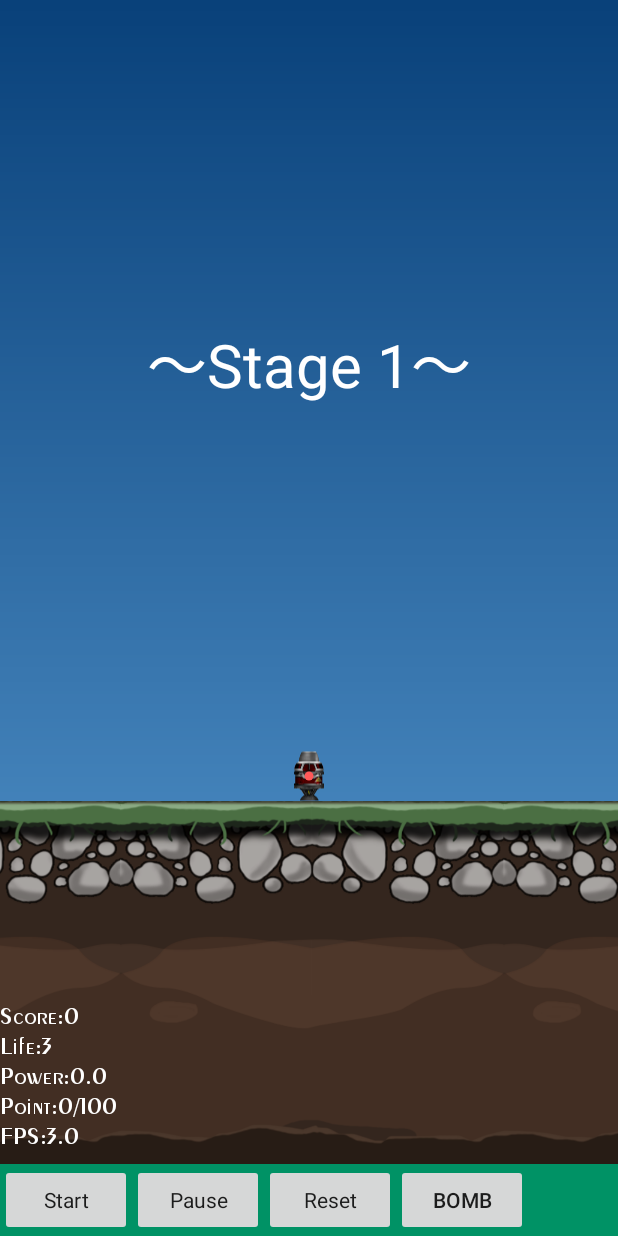
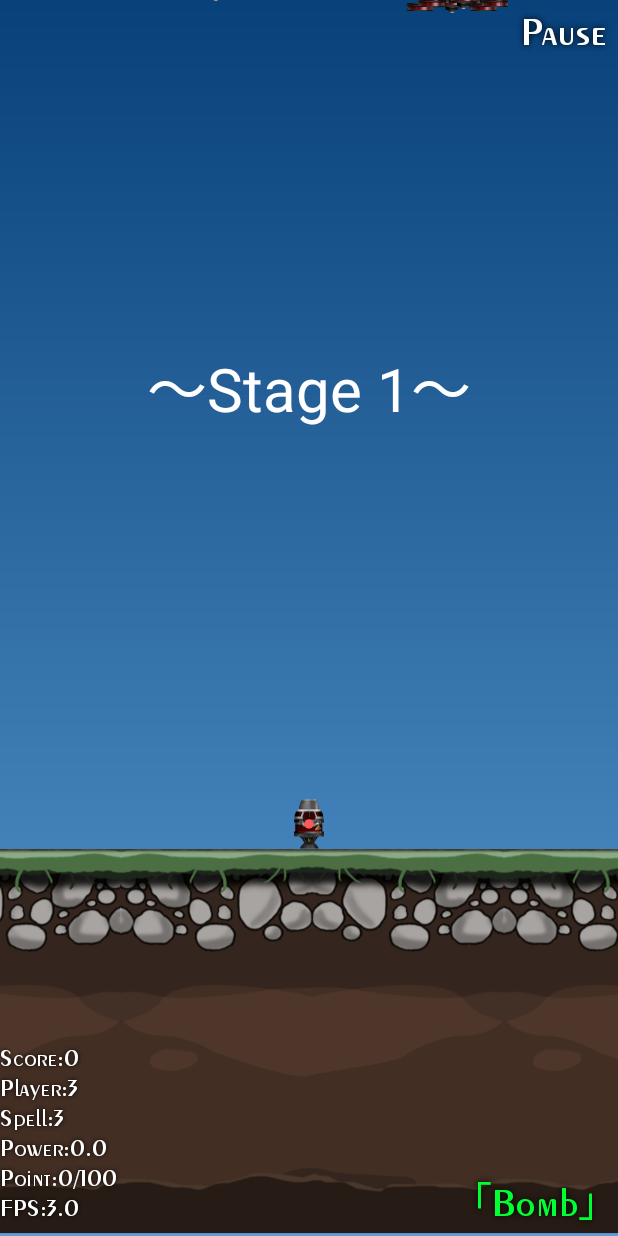
Before and after one commit to WillowKoishi/WillowDanmaku01, an Android app: the screen it shows after launch (MainActivity), on a phone screen of 412 x 824 dp. Run offline under Robolectric (Android 15) with nearby library versions, the phone set to English and light mode, and no system bars; 2 statements that could not run were skipped.

Commit message:
增加UI

```diff
--- a/app/src/main/java/willow/danmaku01/danmaku.java
+++ b/app/src/main/java/willow/danmaku01/danmaku.java
@@ -14,10 +14,10 @@ import willow.danmaku01.danmaku.*;
 import android.graphics.drawable.shapes.*;
 
 public class danmaku extends View
-{private Paint paint,pauseText,pauseText2,textPaint,sOBPaint;
+{private Paint paint,pauseText,pauseText2,textPaint,sOBPaint,bombText,pauseButtonText;
 	public float selfX,selfY,unit,power=0;
 	public long game=0,frame2,no_enemy_time,frame3,score,bombTimeFrame;
-	public int game_life=3,sound,point,allPoint,stage=1;
+	public int game_life=3,sound,point,allPoint,stage=1,bombLimit,defaultbomb=3;
 	public Path earth_sky;
 	boolean b1=true,b2=true,b3=true,b4=true;
 	String[] stageName={"","簡星表面","卡門線邊縁","",""};
@@ -29,7 +29,7 @@ public class danmaku extends View
 	public List<BombDanmaku> bomb_list=new ArrayList<BombDanmaku>();
 	public List<ShotOrBoom> sOB=new ArrayList<ShotOrBoom>();
 	public float touchX,touchY,move,pectime,secs,fps;
-	public Bitmap mmp,shot,bg_grass,sky,enemy1,lmp,jmp,dian,pOwer,bomb,shot1,emp,finalB,bombshot,fire;
+	public Bitmap mmp,shot,bg_grass,sky,enemy1,enemy2,lmp,jmp,dian,pOwer,bomb,shot1,emp,finalB,bombshot,fire;
 	public float frame=1,bg_garss_m;
 	public static final int isSTART=0,isPAUSE=1,isDEAD=2,isTALK=3,DRAWABLE_CANVAS=0,DRAWABLE_BITMAP=1;
 	public int GAME_SITU;
@@ -37,6 +37,8 @@ public class danmaku extends View
 	public Context mContext;
 	public Matrix m;
 	public Bitmap[] exploPng;
+	int i=0;
+	float onTouchX,onTouchY,x,y;
 	//private MediaPlayer sound_explo;
 	private SoundPool soundPool;
 	public void init(Context context)//初始化游戏资源
@@ -61,19 +63,21 @@ public class danmaku extends View
 		Bitmap cmp=((BitmapDrawable)getResources().getDrawable(R.drawable.bomb)).getBitmap();
 		bombshot = Bitmap.createScaledBitmap(cmp, cmp.getWidth() / 4, cmp.getHeight() / 4, true);
 		Bitmap bmp=((BitmapDrawable)getResources().getDrawable(R.drawable.fire)).getBitmap();
-		fire=Bitmap.createScaledBitmap(bmp, bmp.getWidth() / 5, bmp.getHeight() / 5, true);
+		fire = Bitmap.createScaledBitmap(bmp, bmp.getWidth() / 5, bmp.getHeight() / 5, true);
+		Bitmap zmp=((BitmapDrawable)getResources().getDrawable(R.drawable.enemy2)).getBitmap();
+		enemy2 = Bitmap.createScaledBitmap(zmp, zmp.getWidth() / 7, zmp.getHeight() / 7, true);
 		//加载游戏音效
-		exploPng=new Bitmap[10];
-		exploPng[0]=((BitmapDrawable)getResources().getDrawable(R.drawable.explo0)).getBitmap();
-		exploPng[1]=((BitmapDrawable)getResources().getDrawable(R.drawable.explo1)).getBitmap();
-		exploPng[2]=((BitmapDrawable)getResources().getDrawable(R.drawable.explo2)).getBitmap();
-		exploPng[3]=((BitmapDrawable)getResources().getDrawable(R.drawable.explo3)).getBitmap();
-		exploPng[4]=((BitmapDrawable)getResources().getDrawable(R.drawable.explo4)).getBitmap();
-		exploPng[5]=((BitmapDrawable)getResources().getDrawable(R.drawable.explo5)).getBitmap();
-		exploPng[6]=((BitmapDrawable)getResources().getDrawable(R.drawable.explo6)).getBitmap();
-		exploPng[7]=((BitmapDrawable)getResources().getDrawable(R.drawable.explo7)).getBitmap();
-		exploPng[8]=((BitmapDrawable)getResources().getDrawable(R.drawable.explo8)).getBitmap();
-		exploPng[9]=((BitmapDrawable)getResources().getDrawable(R.drawable.explo9)).getBitmap();
+		exploPng = new Bitmap[10];
+		exploPng[0] = ((BitmapDrawable)getResources().getDrawable(R.drawable.explo0)).getBitmap();
+		exploPng[1] = ((BitmapDrawable)getResources().getDrawable(R.drawable.explo1)).getBitmap();
+		exploPng[2] = ((BitmapDrawable)getResources().getDrawable(R.drawable.explo2)).getBitmap();
+		exploPng[3] = ((BitmapDrawable)getResources().getDrawable(R.drawable.explo3)).getBitmap();
+		exploPng[4] = ((BitmapDrawable)getResources().getDrawable(R.drawable.explo4)).getBitmap();
+		exploPng[5] = ((BitmapDrawable)getResources().getDrawable(R.drawable.explo5)).getBitmap();
+		exploPng[6] = ((BitmapDrawable)getResources().getDrawable(R.drawable.explo6)).getBitmap();
+		exploPng[7] = ((BitmapDrawable)getResources().getDrawable(R.drawable.explo7)).getBitmap();
+		exploPng[8] = ((BitmapDrawable)getResources().getDrawable(R.drawable.explo8)).getBitmap();
+		exploPng[9] = ((BitmapDrawable)getResources().getDrawable(R.drawable.explo9)).getBitmap();
 		soundPool = new SoundPool(200, AudioManager.STREAM_MUSIC, 5);
 		soundPool.load(context, R.raw.explo, 3);
 		soundPool.load(context, R.raw.pdel, 2);
@@ -81,7 +85,7 @@ public class danmaku extends View
 		soundPool.load(context, R.raw.item, 4);
 		soundPool.load(context, R.raw.tip, 7);
 		soundPool.load(context, R.raw.bom, 6);
-		soundPool.load(context,R.raw.change,2);
+		soundPool.load(context, R.raw.change, 2);
 		pauseText = new Paint();
 		pauseText.setAntiAlias(useAntiAlias);
 		pauseText.setColor(Color.argb(200, 255, 255, 255));
@@ -93,6 +97,7 @@ public class danmaku extends View
 		pauseText2.setColor(Color.WHITE);
 		pauseText2.setTextSize(25);
 		pauseText2.setTypeface(Typeface.createFromAsset(context.getAssets(), "font/exoi.ttf"));
+		pauseText2.setShadowLayer(3,0,0,0xff000000);
 		textPaint = new Paint();
 		textPaint.setAntiAlias(useAntiAlias);
 		textPaint.setTypeface(Typeface.createFromAsset(context.getAssets(), "font/ttc.ttc"));
@@ -102,9 +107,23 @@ public class danmaku extends View
 		paint = new Paint();
 		paint.setAntiAlias(useAntiAlias);
 		paint.setColor(Color.argb(255, 255, 88, 88));
-		sOBPaint=new Paint();
+		sOBPaint = new Paint();
 		sOBPaint.setAntiAlias(useAntiAlias);
 		sOBPaint.setColor(0xffffaa33);
+		bombText=new Paint();
+		bombText.setAntiAlias(useAntiAlias);
+		bombText.setTypeface(Typeface.createFromAsset(context.getAssets(), "font/exoi.ttf"));
+		bombText.setTextAlign(Paint.Align.RIGHT);
+		bombText.setTextSize(40);
+		bombText.setShadowLayer(5,0,0,0xff000000);
+		bombLimit=defaultbomb;
+		pauseButtonText=new Paint();
+		pauseButtonText.setTypeface(Typeface.createFromAsset(context.getAssets(),"font/exoi.ttf"));
+		pauseButtonText.setTextSize(40);
+		pauseButtonText.setColor(Color.WHITE);
+		pauseButtonText.setShadowLayer(5,0,0,0xff000000);
+		pauseButtonText.setAntiAlias(useAntiAlias);
+		pauseButtonText.setTextAlign(Paint.Align.RIGHT);
 	}
 	@Override
 	protected void onDraw(Canvas canvas)
@@ -121,11 +140,7 @@ public class danmaku extends View
 		{
 			pauseGame(canvas);}
 		drawText(canvas);
-		canvas.drawText("FPS:" + secs, 0, getHeight() - 20f, pauseText2);
-		canvas.drawText("Life:" + game_life, 0, getHeight() - 110f, pauseText2);
-		canvas.drawText("Power:" + ((int)(power * 100)) / 100f, 0, getHeight() - 80f, pauseText2);
-		canvas.drawText("Score:" + score, 0, getHeight() - 140f, pauseText2);
-		canvas.drawText("Point:" + allPoint + "/100", 0, getHeight() - 50f, pauseText2);
+		drawDialog(canvas);
 		invalidate();
 		super.onDraw(canvas);
 
@@ -156,7 +171,7 @@ public class danmaku extends View
 		{unit = getHeight() / 100f;
 			selfX = getWidth() / 2f;
 			selfY = getHeight() / 3f * 2f;
-			showText("〜Stage "+stage+"〜", 1);
+			showText("〜Stage " + stage + "〜", 1);
 			game = +1;
 			sky = Bitmap.createScaledBitmap(jmp, getWidth(), getHeight(), true);
 			bg_garss_m = selfY + mmp.getHeight() / 2f;
@@ -185,7 +200,7 @@ public class danmaku extends View
 		frame3 = frame3 + 1;
 		frame = frame + 1;
 		drawSky(canvas);
-		canvas.drawBitmap(fire,selfX-mmp.getWidth()/2f+2,selfY+mmp.getHeight()/2f,paint);
+		canvas.drawBitmap(fire, selfX - mmp.getWidth() / 2f + 2, selfY + mmp.getHeight() / 2f, paint);
 		if (!liftoff)
 		{
 			canvas.drawBitmap(bg_grass, getWidth() / 2 - bg_grass.getWidth() / 2, bg_garss_m + move, paint);
@@ -219,22 +234,26 @@ public class danmaku extends View
 			showText("Life Extra!!!", 2);
 			point = 0;
 		}
-		if(bombTime){
-			if(unBombTime){
+		if (bombTime)
+		{
+			if (unBombTime)
+			{
 				addBomb();
-				bombTimeFrame=0;
+				bombTimeFrame = 0;
 				soundPool.play(7, 1, 1, 0, 0, 1);
-				unBombTime=false;
+				unBombTime = false;
 			}
 			bombTimeFrame++;
-			if(bombTimeFrame%30==0){
+			if (bombTimeFrame % 30 == 0)
+			{
 				addBomb();
 			}
-			setTop((int)(20*Math.random())-10);
-			setLeft((int)(20*Math.random())-10);
-			if(bombTimeFrame>150){
-				bombTime=false;
-				unBombTime=!bombTime;
+			setTop((int)(20 * Math.random()) - 10);
+			setLeft((int)(20 * Math.random()) - 10);
+			if (bombTimeFrame > 150)
+			{
+				bombTime = false;
+				unBombTime = !bombTime;
 				setTop(0);
 				setLeft(0);
 			}
@@ -260,7 +279,7 @@ public class danmaku extends View
 				if (b1)
 				{
 					soundPool.play(6, 1, 1, 0, 0, 1);
-					showText("Power Extra!!!", 2);
+					showText("Power UP!!", 2);
 					b1 = false;
 				}
 				shotDanmaku su=new shotDanmaku();
@@ -286,7 +305,7 @@ public class danmaku extends View
 				{
 					b4 = false;
 					soundPool.play(6, 1, 1, 0, 0, 1);
-					showText("Full Power Mode!!!", 3);
+					showText("Full Power Mode!!", 3);
 					power = 4.0f;
 				}
 			}
@@ -295,7 +314,7 @@ public class danmaku extends View
 				if (b3)
 				{
 					soundPool.play(6, 1, 1, 0, 0, 1);
-					showText("Power Extra!!!", 2);
+					showText("Power UP!!", 2);
 					b3 = false;
 				}
 			}
@@ -309,7 +328,7 @@ public class danmaku extends View
 				if (b2)
 				{
 					soundPool.play(6, 1, 1, 0, 0, 1);
-					showText("Power Extra!!!", 2);
+					showText("Power UP!!", 2);
 					b2 = false;
 				}
 			}
@@ -345,7 +364,7 @@ drawShotOrBoom(canvas);
 	/*------------------游戏暂停或死亡----------------------*/
 	private void pauseGame(Canvas canvas)
 	{ drawSky(canvas);
-		canvas.drawBitmap(fire,selfX-mmp.getWidth()/2f+2,selfY+mmp.getHeight()/2f,paint);
+		canvas.drawBitmap(fire, selfX - mmp.getWidth() / 2f + 2, selfY + mmp.getHeight() / 2f, paint);
 		if (!liftoff)
 		{
 			canvas.drawBitmap(bg_grass, getWidth() / 2 - bg_grass.getWidth() / 2, bg_garss_m + move, paint);
@@ -413,10 +432,12 @@ drawShotOrBoom(canvas);
 	{
 		float rotat=0;
 	}
-	public class EnemyDanmaku extends Sprite{
+	public class EnemyDanmaku extends Sprite
+	{
 		int Shape=DANMAKU_TYPE_CIRCLE;
 	}
-	public class ShotOrBoom extends Sprite{
+	public class ShotOrBoom extends Sprite
+	{
 		int Shape=DANMAKU_TYPE_CIRCLE;
 		boolean isForSelf=false;
 		float scale=2;
@@ -447,26 +468,30 @@ drawShotOrBoom(canvas);
 			Enemy me=enemy.get(i);
 			if (GAME_SITU == isSTART)
 			{
-				me.postY = me.postY + me.vy+me.ay*me.thereTime;
-				me.postX=me.postX+me.ax*me.thereTime;
+				me.postY = me.postY + me.vy + me.ay * me.thereTime;
+				me.postX = me.postX + me.ax * me.thereTime;
 			}
-			canvas.drawBitmap(me.tietu, me.postX - me.tietu.getWidth() / 2f, me.postY - me.tietu.getHeight() / 2f, paint);
+			m.reset();
+			m.postTranslate(me.postX - me.tietu.getWidth() / 2f, me.postY - me.tietu.getHeight() / 2f);
+			canvas.drawBitmap(me.tietu, m, paint);
 
 			if (me.isDEAD)
 			{
 				enemy.remove(i);
 			}
-			if(me.life<=0){
+			if (me.life <= 0)
+			{
 				addBonus(0, me.bonus, me.postX, me.postY);
 				score = score + 100;
 				soundExplo();
-				me.isDEAD=true;
-				addSOB(me.postX,me.postY,me.tietu.getWidth()/64f,DANMAKU_TYPE_BITMAP,false);
+				me.isDEAD = true;
+				addSOB(me.postX, me.postY, me.tietu.getWidth() / 64f, DANMAKU_TYPE_BITMAP, false);
 			}
-			if( me.postY > getHeight() + me.tietu.getHeight() / 2f
+			if (me.postY > getHeight() + me.tietu.getHeight() / 2f
 				|| me.postX < -me.tietu.getWidth()
-			   || me.postX > getWidth() + me.tietu.getWidth()){
-				   me.isDEAD=true;
+				|| me.postX > getWidth() + me.tietu.getWidth())
+			{
+				me.isDEAD = true;
 			}
 			for (int j=0;j < shotDAnmaku.size();j = j + 1)
 			{
@@ -491,7 +516,7 @@ drawShotOrBoom(canvas);
 					{
 						score = score + 10;
 						soundPool.play(5, 0.8f, 0.8f, 0, 0, 1);
-						addSOB(sd.x,sd.y,1,DANMAKU_TYPE_CIRCLE,false);
+						addSOB(sd.x, sd.y, 1, DANMAKU_TYPE_CIRCLE, false);
 					}
 					//sd.haveShot = true;
 					//sd.tietu.setWidth(1);
@@ -502,7 +527,7 @@ drawShotOrBoom(canvas);
 					&& selfX  < me.postX + me.tietu.getWidth() / 2f
 					&& selfY < me.postY + me.tietu.getHeight() / 2f
 					&& selfY  > me.postY - me.tietu.getHeight() / 2f
-					&&!me.isBoss&&GAME_SITU!=isDEAD&&unBombTime)
+					&& !me.isBoss && GAME_SITU != isDEAD && unBombTime && !no_enemy)
 				{
 					isShotByEnemy();
 					me.isDEAD = true;
@@ -523,13 +548,15 @@ drawShotOrBoom(canvas);
 				bonus_list.remove(i);
 			}
 			if (GAME_SITU == isSTART)
-			{if(unBombTime&&bomb_list.size()<=0&&
-			mmp.getHeight()<Math.sqrt(Math.pow(selfY-mBonus.postY,2)+(Math.pow(selfX-mBonus.postX,2)))){
+			{if (unBombTime && bomb_list.size() <= 0 &&
+				 mmp.getHeight() < Math.sqrt(Math.pow(selfY - mBonus.postY, 2) + (Math.pow(selfX - mBonus.postX, 2))))
+				{
 					mBonus.postY = mBonus.postY + 1;
 				}
-				else {
-				mBonus.postX=mBonus.postX+(selfX- mBonus.postX)/10f;
-				mBonus.postY=mBonus.postY+(selfY- mBonus.postY)/10f;
+				else
+				{
+					mBonus.postX = mBonus.postX + (selfX - mBonus.postX) / 10f;
+					mBonus.postY = mBonus.postY + (selfY - mBonus.postY) / 10f;
 				}
 			}
 			if (mBonus.postX - mBonus.tietu.getWidth() / 2
@@ -540,7 +567,7 @@ drawShotOrBoom(canvas);
 				< selfY + mmp.getHeight() / 2f
 				&& mBonus.postY - mBonus.tietu.getHeight() / 2f
 				> selfY - mmp.getHeight() / 2f
-				&&!mBonus.isDEAD)
+				&& !mBonus.isDEAD)
 			{
 				switch (mBonus.BONUS_TYPE)
 				{
@@ -554,7 +581,7 @@ drawShotOrBoom(canvas);
 						soundPool.play(4, 1, 1, 0, 0, 1);
 						if (power < 4)
 						{
-							power = power + (float)(0.03 + 0.05 * Math.random());}
+							power = power + (float)(0.03 + 0.07 * Math.random());}
 						score = score + 50;
 						break;
 					case mBonus.B:
@@ -599,22 +626,25 @@ drawShotOrBoom(canvas);
 		for (int i=0;i < bomb_list.size();i++)
 		{   BombDanmaku bd=bomb_list.get(i);
 			m.reset();
-			m.postRotate((float)(Math.atan2( bd.vx,-bd.vy)*180f/Math.PI),bd.tietu.getWidth()/2f,bd.tietu.getHeight()/2f);
+			m.postRotate((float)(Math.atan2(bd.vx, -bd.vy) * 180f / Math.PI), bd.tietu.getWidth() / 2f, bd.tietu.getHeight() / 2f);
 			m.postTranslate(bd.postX - bd.tietu.getWidth() / 2f, bd.postY - bd.tietu.getHeight() / 2f);
-			canvas.drawBitmap(bd.tietu,m,paint);
-			if(bd.isDEAD||bd.thereTime>=300){
+			canvas.drawBitmap(bd.tietu, m, paint);
+			if (bd.isDEAD || bd.thereTime >= 300)
+			{
 				bomb_list.remove(i);
-				addSOB(bd.postX,bd.postY,2,DANMAKU_TYPE_BITMAP,false);
+				addSOB(bd.postX, bd.postY, 2, DANMAKU_TYPE_BITMAP, false);
 			}
-			for(int in=0;in<enemy.size();in++){
+			for (int in=0;in < enemy.size();in++)
+			{
 				Enemy me=enemy.get(in);
-				if(bd.postX> me.postX - (me.tietu.getWidth() / 2f)
-				   && bd.postX< me.postX + (me.tietu.getWidth() / 2f)
-				   && bd.postY< me.postY + (me.tietu.getHeight() / 2f)
-				   && bd.postY> me.postY - (me.tietu.getHeight() / 2f)
-				   &&!bd.isDEAD&&!me.isDEAD){
-					me.life=me.life-10;
-					bd.isDEAD=true;
+				if (bd.postX > me.postX - (me.tietu.getWidth() / 2f)
+					&& bd.postX < me.postX + (me.tietu.getWidth() / 2f)
+					&& bd.postY < me.postY + (me.tietu.getHeight() / 2f)
+					&& bd.postY > me.postY - (me.tietu.getHeight() / 2f)
+					&& !bd.isDEAD && !me.isDEAD)
+				{
+					me.life = me.life - 10;
+					bd.isDEAD = true;
 				}
 			}
 			if (enemy.size() > 0)
@@ -633,8 +663,8 @@ drawShotOrBoom(canvas);
 					    index = k;
 					}
 				}
-				bd.vx = (enemy.get(index) .postX - bd.postX) / d[index]*17;
-				bd.vy = (enemy.get(index) .postY  - bd.postY) / d[index]*17;
+				bd.vx = (enemy.get(index) .postX - bd.postX) / d[index] * 17;
+				bd.vy = (enemy.get(index) .postY  - bd.postY) / d[index] * 17;
 				//canvas.drawText("" + index, 100, 150, paint);
 			}
 			if (GAME_SITU == isSTART)
@@ -645,26 +675,34 @@ drawShotOrBoom(canvas);
 
 		}
 	}
-	public void drawShotOrBoom(Canvas canvas){
-		for(int k=0;k<1;k++){
+	public void drawShotOrBoom(Canvas canvas)
+	{
+		for (int k=0;k < 1;k++)
+		{
 
-		for(int i=0;i<sOB.size();i++){
+			for (int i=0;i < sOB.size();i++)
+			{
 				ShotOrBoom sOb=sOB.get(i);
-			if(GAME_SITU==isSTART){
+				if (GAME_SITU == isSTART)
+				{
 					sOb.thereTime++;
 				}
-			if (sOb.Shape==DANMAKU_TYPE_CIRCLE&&!sOb.isForSelf){
-				sOBPaint.setAlpha(255-(int)sOb.thereTime*25);
-				canvas.drawCircle(sOb.postX,sOb.postY,getWidth()/45f,sOBPaint);
-			if(sOb.thereTime>10){
+				if (sOb.Shape == DANMAKU_TYPE_CIRCLE && !sOb.isForSelf)
+				{
+					sOBPaint.setAlpha(255 - (int)sOb.thereTime * 25);
+					canvas.drawCircle(sOb.postX, sOb.postY, getWidth() / 45f, sOBPaint);
+					if (sOb.thereTime > 10)
+					{
 						sOB.remove(i);
 					}
 				}
-			if(sOb.Shape==DANMAKU_TYPE_BITMAP&&!sOb.isForSelf){
-				int f=(int)sOb.thereTime/2;
-				Bitmap e=Bitmap.createScaledBitmap(exploPng[f], (int)(exploPng[f].getWidth()*sOb.scale), (int)(exploPng[f].getHeight()*sOb.scale), true);
-				canvas.drawBitmap(e,sOb.postX-e.getWidth()/2f,sOb.postY-e.getHeight()/2f,paint);
-				if(sOb.thereTime>18){
+				if (sOb.Shape == DANMAKU_TYPE_BITMAP && !sOb.isForSelf)
+				{
+					int f=(int)sOb.thereTime / 2;
+					Bitmap e=Bitmap.createScaledBitmap(exploPng[f], (int)(exploPng[f].getWidth() * sOb.scale), (int)(exploPng[f].getHeight() * sOb.scale), true);
+					canvas.drawBitmap(e, sOb.postX - e.getWidth() / 2f, sOb.postY - e.getHeight() / 2f, paint);
+					if (sOb.thereTime > 18)
+					{
 						sOB.remove(i);
 					}
 
@@ -681,17 +719,18 @@ drawShotOrBoom(canvas);
 		mEnemy.vy = 2;
 		mEnemy.life = 5;
 		mEnemy.bonus = 0.3f;
-		mEnemy.tietu = enemy1;
+		mEnemy.tietu = enemy2;
 		mEnemy.postY = -mEnemy.tietu.getHeight();
 		enemy.add(mEnemy);
 	}
-	public void addSOB(float postX,float postY,float scale,int Shape,boolean isForSelf){
+	public void addSOB(float postX, float postY, float scale, int Shape, boolean isForSelf)
+	{
 		ShotOrBoom sob=new ShotOrBoom();
-		sob.postX=postX;
-		sob.postY=postY;
-		sob.Shape=Shape;
-		sob.scale=scale;
-		sob.isForSelf=isForSelf;
+		sob.postX = postX;
+		sob.postY = postY;
+		sob.Shape = Shape;
+		sob.scale = scale;
+		sob.isForSelf = isForSelf;
 		sOB.add(sob);
 	}
 	public void reSet()
@@ -709,9 +748,9 @@ drawShotOrBoom(canvas);
 		bomb_list.clear();
 		sOB.clear();
 		text_list.clear();
-		bombTime=false;
-		unBombTime=!bombTime;
-		bombTimeFrame=0;
+		bombTime = false;
+		unBombTime = !bombTime;
+		bombTimeFrame = 0;
 		setTop(0);
 		setLeft(0);
 		GAME_SITU = isSTART;
@@ -724,11 +763,13 @@ drawShotOrBoom(canvas);
 		sound = 0;
 		point = 0;
 		allPoint = 0;
+		bombLimit=defaultbomb;
 		paint.setColor(Color.argb(255, 255, 88, 88));
 	}
 	public void isShotByEnemy()
-	{if(unBombTime){
-			addSOB(selfX,selfY,1,DANMAKU_TYPE_BITMAP,false);
+	{if (unBombTime)
+		{
+			addSOB(selfX, selfY, 1, DANMAKU_TYPE_BITMAP, false);
 			game_life = game_life - 1;
 			if (game_life <= 0)
 			{
@@ -737,7 +778,7 @@ drawShotOrBoom(canvas);
 				soundPool.play(2, 1, 1, 0, 0, 1);
 			}
 			else
-		{
+			{bombLimit=defaultbomb;
 				soundPool.play(2, 1, 1, 0, 0, 1);
 				if (power >= 1)
 				{
@@ -852,8 +893,8 @@ drawShotOrBoom(canvas);
 		bd.postY = selfY;
 		bd.vx = 0;
 		bd.vy = 0;
-			int i=(int)(0.5+Math.random());
-			bd.postX = selfX - mmp.getWidth()  + 2*i * mmp.getWidth();
+		int i=(int)(0.5 + Math.random());
+		bd.postX = selfX - mmp.getWidth()  + 2 * i * mmp.getWidth();
 		bomb_list.add(bd);
 	}
 	public boolean panduan(float thylta, float px, float py, float xm, float ym, Bitmap bitmap)
@@ -880,7 +921,70 @@ drawShotOrBoom(canvas);
 		dian.recycle();
 		pOwer.recycle();
 		jmp.recycle();
+		exploPng = null;
 		lmp.recycle();
 		bg_grass.recycle();
 	}
+	@Override
+	public boolean onTouchEvent(MotionEvent p2)
+	{onDialog(p2);
+		if (p2.getAction() == p2.ACTION_DOWN && GAME_SITU == isSTART
+		 && !no_enemy)
+		{
+			if (i == 0)
+			{
+				i = 1;
+				onTouchX = p2.getX();
+				onTouchY = p2.getY();
+				x = selfX;
+				y = selfY;
 			}
+		}
+		if (p2.getAction() == p2.ACTION_UP)
+		{
+			i = 0;
+		}
+		if (p2.getAction() == p2.ACTION_MOVE && i != 0
+			&& GAME_SITU == isSTART
+			&& !no_enemy)
+		{
+			selfX = x + (p2.getX() - onTouchX) * 1.1f;
+			selfY = y + (p2.getY() - onTouchY) * 1.1f;
+		}
+		return !no_enemy;
+	}
+	private void drawDialog(Canvas canvas)
+	{
+		canvas.drawText("FPS:" + secs, 0, getHeight() - 20f, pauseText2);
+		canvas.drawText("Player:" + game_life, 0, getHeight() - 140f, pauseText2);
+		canvas.drawText("Power:" + ((int)(power * 100)) / 100f, 0, getHeight() - 80f, pauseText2);
+		canvas.drawText("Score:" + score, 0, getHeight() - 170f, pauseText2);
+		canvas.drawText("Point:" + allPoint + "/100", 0, getHeight() - 50f, pauseText2);
+		canvas.drawText("Spell:" + bombLimit , 0, getHeight() - 110, pauseText2);
+		canvas.drawText("「Bomb」",getWidth(),getHeight()-20,bombText);
+		canvas.drawText("Pause ",getWidth(),45,pauseButtonText);
+		if(bombLimit<=0){
+			bombText.setColor(0xffaaaaaa);
+		}
+		else{
+			bombText.setColor(0xff00ff33);
+		}
+
+	}
+	private void onDialog(MotionEvent p2)
+	{
+		if(p2.getAction()==p2.ACTION_DOWN){
+			if(p2.getX()<=getWidth()&&
+			p2.getX()>=(getWidth()/5f*4f)&&
+			p2.getY()>=getHeight()-80&&
+			bombLimit>0&&unBombTime){
+				bombTime=true;
+				bombLimit--;
+			}
+			if(p2.getX()>=getWidth()/6f*5f&&
+			p2.getY()<=80){
+				GAME_SITU=isPAUSE;
+			}
+		}
+	}
+}
--- a/app/src/main/res/layout/main.xml
+++ b/app/src/main/res/layout/main.xml
@@ -5,7 +5,7 @@
 	android:layout_height="match_parent"
 	android:gravity="center"
 	android:orientation="vertical"
-	android:background="#009265">
+	android:background="#0185D9">
 
 	<willow.danmaku01.danmaku
 		android:layout_height="match_parent"
@@ -16,7 +16,8 @@
 	<LinearLayout
 		android:layout_height="wrap_content"
 		android:layout_width="match_parent"
-		android:orientation="horizontal">
+		android:orientation="horizontal"
+		android:visibility="gone">
 
 		<Button
 			android:layout_height="wrap_content"
```
Also changed, not shown: app/src/main/java/willow/danmaku01/MainActivity.java (+33 -31 lines), app/src/main/res/drawable/enemy2.png (added). Lines whose indentation alone changed are shown as unchanged.
